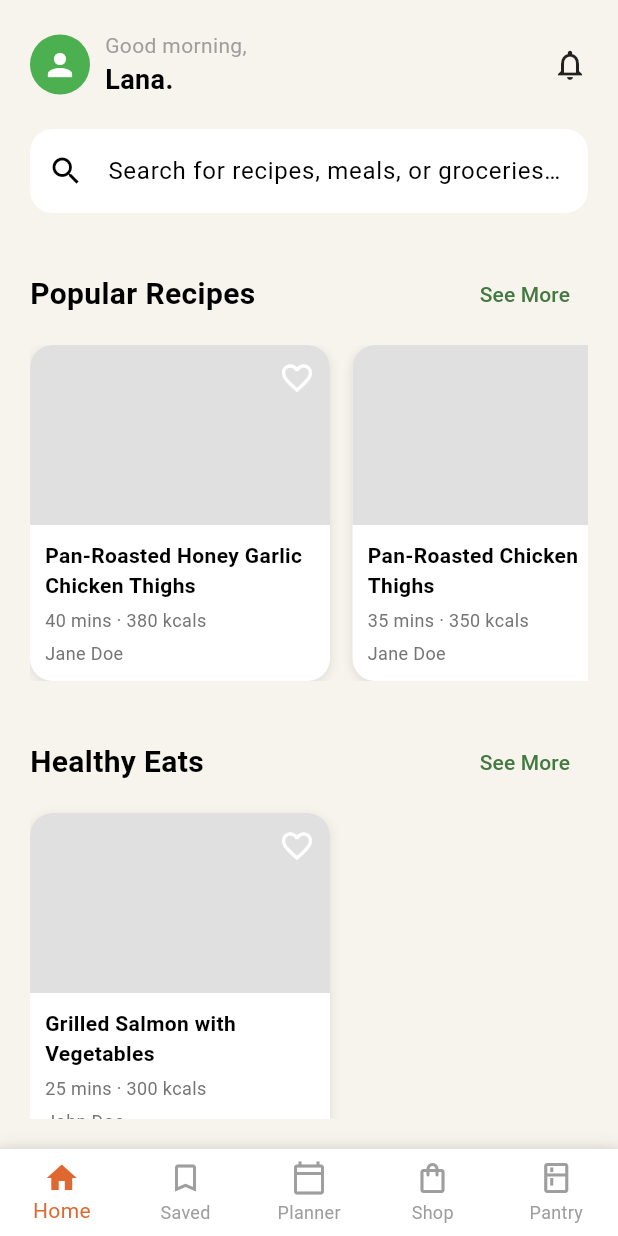
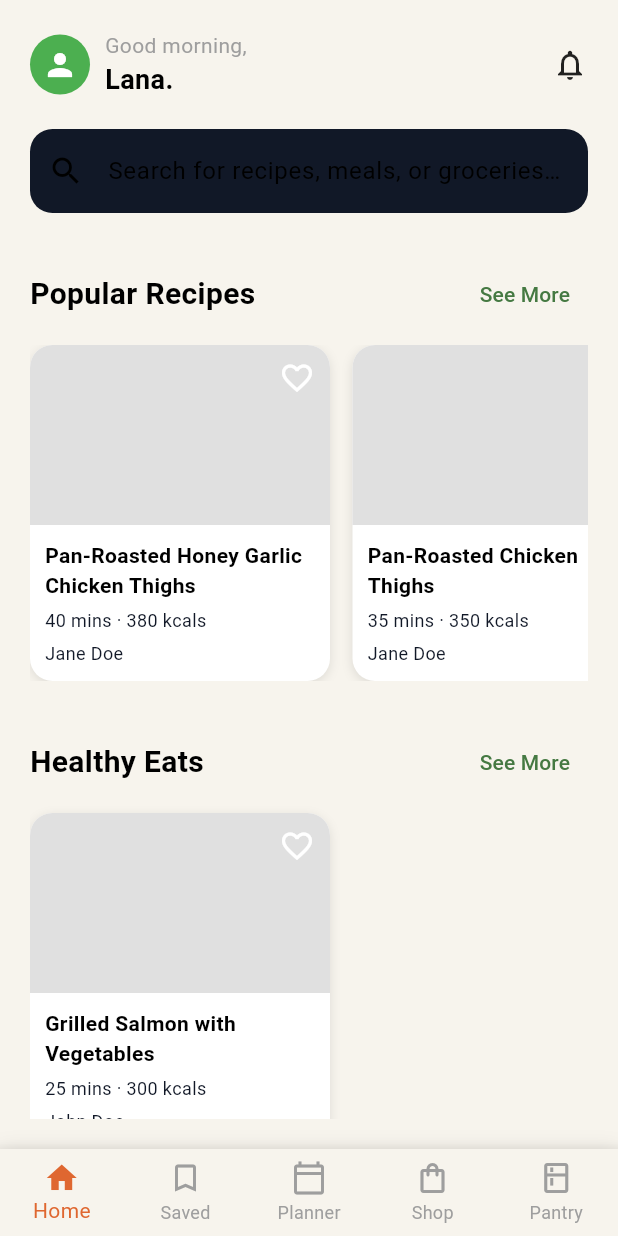
Before and after one commit to KennyTangg/Homii, a Flutter app: the HomeScreen screen opened directly, on a phone screen of 412 x 824 dp. Run offline on Flutter 3.47's test engine with Material 3 defaults, Android fonts, the phone set to English and light mode, and no system bars; our stand-ins replace device_preview.

Commit message:
Add dark mode to home screen

```diff
--- a/lib/screens/home/home_screen.dart
+++ b/lib/screens/home/home_screen.dart
@@ -44,7 +44,7 @@ class _HomeScreenState extends State<HomeScreen> {
         decoration: BoxDecoration(
           boxShadow: [
             BoxShadow(
-              color: Colors.black.withOpacity(0.1),
+              color: Theme.of(context).colorScheme.onSurface.withOpacity(0.1),
               blurRadius: 10,
             ),
           ],
@@ -53,7 +53,7 @@ class _HomeScreenState extends State<HomeScreen> {
           currentIndex: _selectedIndex,
           onTap: _onItemTapped,
           type: BottomNavigationBarType.fixed,
-          backgroundColor: Colors.white,
+          backgroundColor: Theme.of(context).colorScheme.surface,
           selectedItemColor: Theme.of(context).colorScheme.secondary,
           unselectedItemColor: Colors.grey,
           items: [
@@ -136,7 +136,7 @@ class _HomeScreenState extends State<HomeScreen> {
                   borderSide: BorderSide.none,
                 ),
                 filled: true,
-                fillColor: Colors.white,
+                fillColor: Theme.of(context).colorScheme.outline,
               ),
             ),
             const SizedBox(height: 30),
@@ -193,11 +193,11 @@ class _HomeScreenState extends State<HomeScreen> {
       width: 200,
       margin: const EdgeInsets.only(right: 15),
       decoration: BoxDecoration(
-        color: Colors.white,
+        color: Theme.of(context).colorScheme.onPrimary,
         borderRadius: BorderRadius.circular(15),
         boxShadow: [
           BoxShadow(
-            color: Colors.black.withOpacity(0.1),
+            color: Theme.of(context).colorScheme.onSurface.withOpacity(0.1),
             blurRadius: 5,
             offset: const Offset(0, 2),
           ),
@@ -229,9 +229,9 @@ class _HomeScreenState extends State<HomeScreen> {
               children: [
                 Text(title, style: const TextStyle(fontWeight: FontWeight.bold), maxLines: 2, overflow: TextOverflow.ellipsis),
                 const SizedBox(height: 5),
-                Text('$time · $calories', style: TextStyle(color: Colors.grey[600], fontSize: 12)),
+                Text('$time · $calories', style: TextStyle(color: Theme.of(context).colorScheme.outline, fontSize: 12)),
                 const SizedBox(height: 5),
-                Text(author, style: TextStyle(color: Colors.grey[600], fontSize: 12)),
+                Text(author, style: TextStyle(color: Theme.of(context).colorScheme.outline, fontSize: 12)),
               ],
             ),
           ),
```
Also changed, not shown: lib/main.dart (+5 -5 lines).
